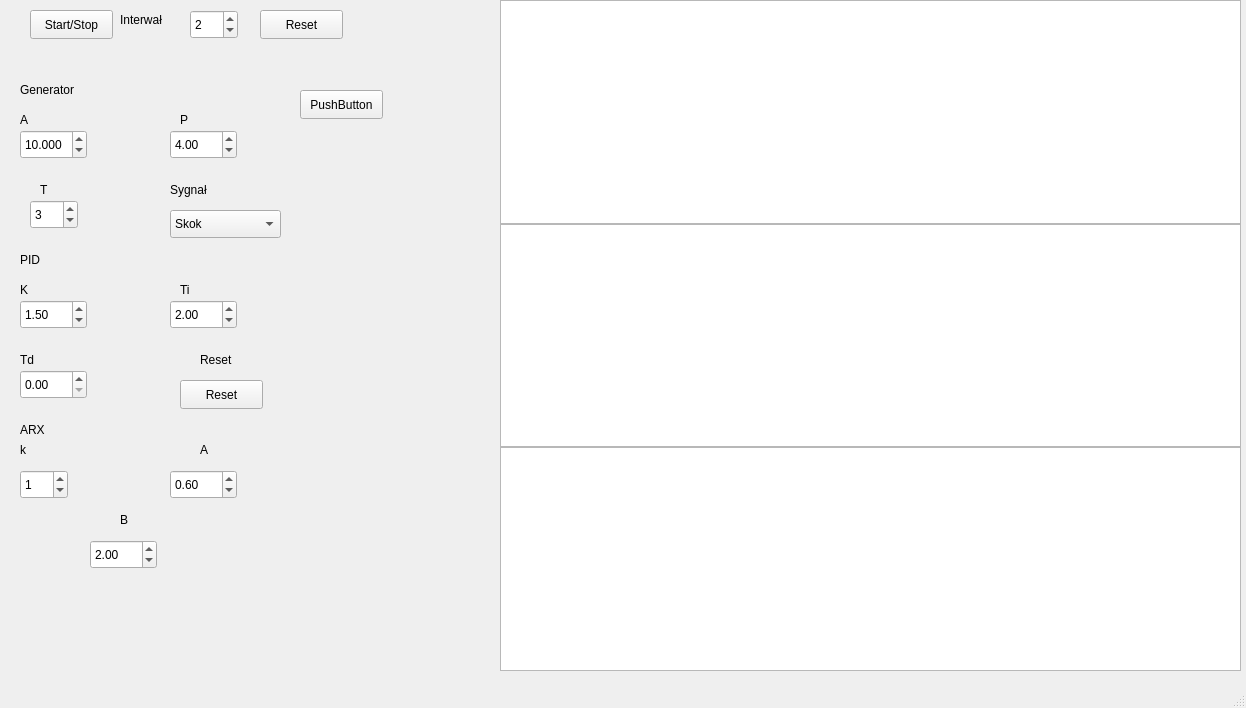
BartWoj28/Symulator_UAR_GUI, file mainwindow.ui: the form before one commit.
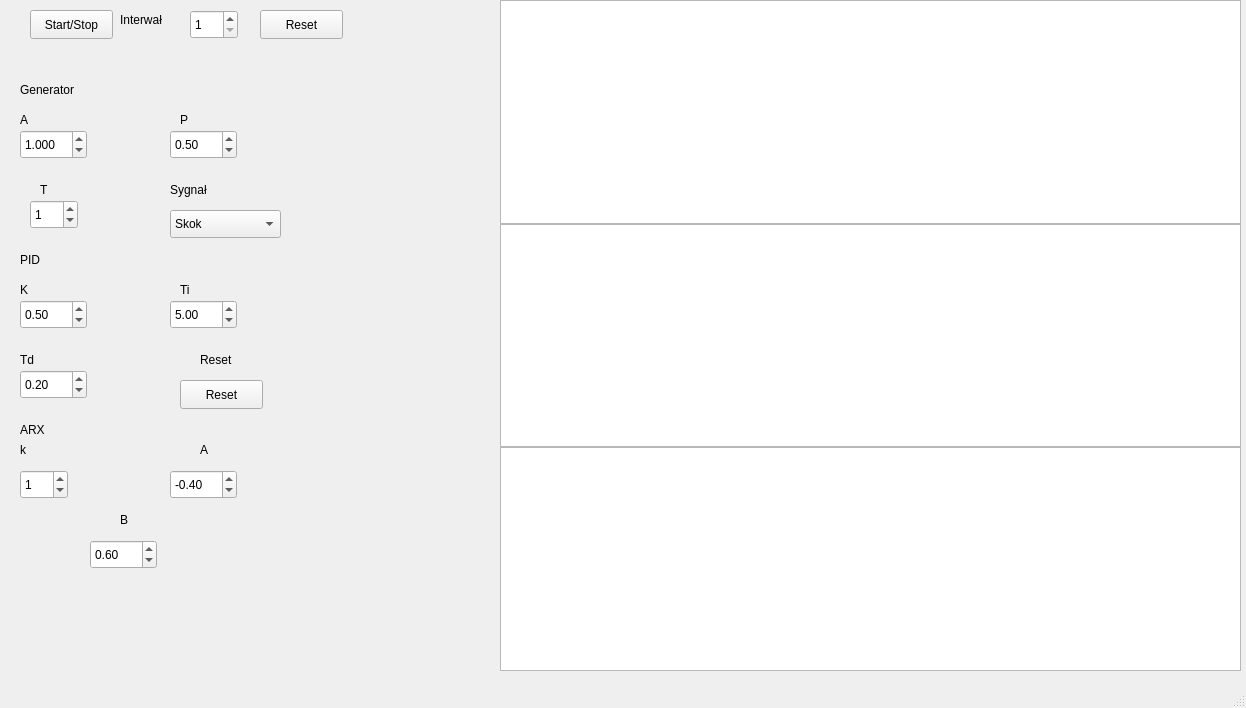
The form after the commit. Custom widgets are drawn as their Qt base class.

Diff of the .ui file:
```diff
--- a/mainwindow.ui
+++ b/mainwindow.ui
@@ -282,8 +282,11 @@
       <height>29</height>
      </rect>
     </property>
+    <property name="minimum">
+     <number>1</number>
+    </property>
     <property name="value">
-     <number>2</number>
+     <number>1</number>
     </property>
    </widget>
    <widget class="QDoubleSpinBox" name="ustawA">
@@ -302,7 +305,7 @@
      <double>0.500000000000000</double>
     </property>
     <property name="value">
-     <double>10.000000000000000</double>
+     <double>1.000000000000000</double>
     </property>
    </widget>
    <widget class="QDoubleSpinBox" name="ustawP">
@@ -314,11 +317,14 @@
       <height>29</height>
      </rect>
     </property>
+    <property name="maximum">
+     <double>1.000000000000000</double>
+    </property>
     <property name="singleStep">
      <double>0.500000000000000</double>
     </property>
     <property name="value">
-     <double>4.000000000000000</double>
+     <double>0.500000000000000</double>
     </property>
    </widget>
    <widget class="QSpinBox" name="ustawT">
@@ -331,7 +337,7 @@
      </rect>
     </property>
     <property name="value">
-     <number>3</number>
+     <number>1</number>
     </property>
    </widget>
    <widget class="QDoubleSpinBox" name="ustawKpid">
@@ -347,7 +353,7 @@
      <double>0.500000000000000</double>
     </property>
     <property name="value">
-     <double>1.500000000000000</double>
+     <double>0.500000000000000</double>
     </property>
    </widget>
    <widget class="QDoubleSpinBox" name="ustawTi">
@@ -363,7 +369,7 @@
      <double>0.500000000000000</double>
     </property>
     <property name="value">
-     <double>2.000000000000000</double>
+     <double>5.000000000000000</double>
     </property>
    </widget>
    <widget class="QDoubleSpinBox" name="ustawTd">
@@ -378,6 +384,9 @@
     <property name="singleStep">
      <double>0.500000000000000</double>
     </property>
+    <property name="value">
+     <double>0.200000000000000</double>
+    </property>
    </widget>
    <widget class="QSpinBox" name="ustawkarx">
     <property name="geometry">
@@ -401,11 +410,14 @@
       <height>29</height>
      </rect>
     </property>
+    <property name="minimum">
+     <double>-99.000000000000000</double>
+    </property>
     <property name="singleStep">
      <double>0.500000000000000</double>
     </property>
     <property name="value">
-     <double>0.600000000000000</double>
+     <double>-0.400000000000000</double>
     </property>
    </widget>
    <widget class="QDoubleSpinBox" name="ustawB1">
@@ -417,24 +429,14 @@
       <height>29</height>
      </rect>
     </property>
+    <property name="minimum">
+     <double>-99.000000000000000</double>
+    </property>
     <property name="singleStep">
      <double>0.500000000000000</double>
     </property>
     <property name="value">
-     <double>2.000000000000000</double>
-    </property>
-   </widget>
-   <widget class="QPushButton" name="pushButton_2">
-    <property name="geometry">
-     <rect>
-      <x>300</x>
-      <y>90</y>
-      <width>83</width>
-      <height>29</height>
-     </rect>
-    </property>
-    <property name="text">
-     <string>PushButton</string>
+     <double>0.600000000000000</double>
     </property>
    </widget>
    <widget class="QWidget" name="">
```
